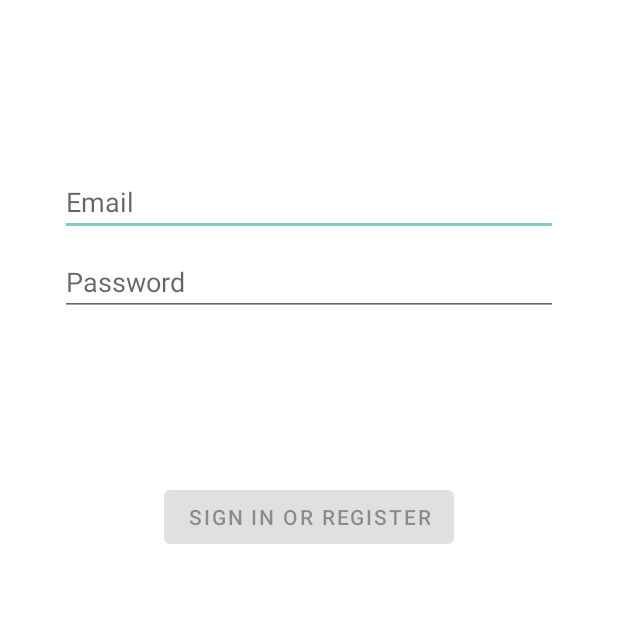
After one commit to jakobve/Cards, an Android app: the fragment LoginFragment shown on its own in the app's theme, on a phone screen of 412 x 824 dp, the top half of it. The commit adds this screen. Run offline under Robolectric (Android 15) with nearby library versions, the phone set to English and light mode, and no system bars.

Commit message:
ADD: Initial add of login fragment and autogenerated files

```diff
--- a/app/build.gradle
+++ b/app/build.gradle
@@ -29,6 +29,7 @@ android {
 
     buildFeatures {
         dataBinding true
+        viewBinding true
     }
 
     compileOptions {
@@ -57,6 +58,9 @@ dependencies {
     implementation fileTree(dir: 'libs', include: ['*.jar'])
     implementation 'com.github.PhilJay:MPAndroidChart:v3.1.0'
     implementation 'androidx.preference:preference:1.2.0'
+    implementation 'androidx.annotation:annotation:1.3.0'
+    implementation 'androidx.lifecycle:lifecycle-livedata-ktx:2.6.1'
+    implementation 'androidx.lifecycle:lifecycle-viewmodel-ktx:2.6.1'
     testImplementation 'junit:junit:4.13.2'
     androidTestImplementation 'androidx.test.ext:junit:1.1.5'
     androidTestImplementation 'androidx.test.espresso:espresso-core:3.5.1'
--- /dev/null
+++ b/app/src/main/java/es/uam/eps/dadm/cards/ui/login/LoginFragment.kt
@@ -0,0 +1,131 @@
+package es.uam.eps.dadm.cards.ui.login
+
+import androidx.lifecycle.Observer
+import androidx.lifecycle.ViewModelProvider
+import androidx.annotation.StringRes
+import androidx.fragment.app.Fragment
+import android.os.Bundle
+import android.text.Editable
+import android.text.TextWatcher
+import android.view.LayoutInflater
+import android.view.View
+import android.view.ViewGroup
+import android.view.inputmethod.EditorInfo
+import android.widget.Button
+import android.widget.EditText
+import android.widget.ProgressBar
+import android.widget.Toast
+import es.uam.eps.dadm.cards.databinding.FragmentLoginBinding
+
+import es.uam.eps.dadm.cards.R
+
+class LoginFragment : Fragment() {
+
+    private lateinit var loginViewModel: LoginViewModel
+    private var _binding: FragmentLoginBinding? = null
+
+    // This property is only valid between onCreateView and
+    // onDestroyView.
+    private val binding get() = _binding!!
+
+    override fun onCreateView(
+        inflater: LayoutInflater,
+        container: ViewGroup?,
+        savedInstanceState: Bundle?
+    ): View? {
+
+        _binding = FragmentLoginBinding.inflate(inflater, container, false)
+        return binding.root
+
+    }
+
+    override fun onViewCreated(view: View, savedInstanceState: Bundle?) {
+        super.onViewCreated(view, savedInstanceState)
+        loginViewModel = ViewModelProvider(this, LoginViewModelFactory())
+            .get(LoginViewModel::class.java)
+
+        val usernameEditText = binding.username
+        val passwordEditText = binding.password
+        val loginButton = binding.login
+        val loadingProgressBar = binding.loading
+
+        loginViewModel.loginFormState.observe(viewLifecycleOwner,
+            Observer { loginFormState ->
+                if (loginFormState == null) {
+                    return@Observer
+                }
+                loginButton.isEnabled = loginFormState.isDataValid
+                loginFormState.usernameError?.let {
+                    usernameEditText.error = getString(it)
+                }
+                loginFormState.passwordError?.let {
+                    passwordEditText.error = getString(it)
+                }
+            })
+
+        loginViewModel.loginResult.observe(viewLifecycleOwner,
+            Observer { loginResult ->
+                loginResult ?: return@Observer
+                loadingProgressBar.visibility = View.GONE
+                loginResult.error?.let {
+                    showLoginFailed(it)
+                }
+                loginResult.success?.let {
+                    updateUiWithUser(it)
+                }
+            })
+
+        val afterTextChangedListener = object : TextWatcher {
+            override fun beforeTextChanged(s: CharSequence, start: Int, count: Int, after: Int) {
+                // ignore
+            }
+
+            override fun onTextChanged(s: CharSequence, start: Int, before: Int, count: Int) {
+                // ignore
+            }
+
+            override fun afterTextChanged(s: Editable) {
+                loginViewModel.loginDataChanged(
+                    usernameEditText.text.toString(),
+                    passwordEditText.text.toString()
+                )
+            }
+        }
+        usernameEditText.addTextChangedListener(afterTextChangedListener)
+        passwordEditText.addTextChangedListener(afterTextChangedListener)
+        passwordEditText.setOnEditorActionListener { _, actionId, _ ->
+            if (actionId == EditorInfo.IME_ACTION_DONE) {
+                loginViewModel.login(
+                    usernameEditText.text.toString(),
+                    passwordEditText.text.toString()
+                )
+            }
+            false
+        }
+
+        loginButton.setOnClickListener {
+            loadingProgressBar.visibility = View.VISIBLE
+            loginViewModel.login(
+                usernameEditText.text.toString(),
+                passwordEditText.text.toString()
+            )
+        }
+    }
+
+    private fun updateUiWithUser(model: LoggedInUserView) {
+        val welcome = getString(R.string.welcome) + model.displayName
+        // TODO : initiate successful logged in experience
+        val appContext = context?.applicationContext ?: return
+        Toast.makeText(appContext, welcome, Toast.LENGTH_LONG).show()
+    }
+
+    private fun showLoginFailed(@StringRes errorString: Int) {
+        val appContext = context?.applicationContext ?: return
+        Toast.makeText(appContext, errorString, Toast.LENGTH_LONG).show()
+    }
+
+    override fun onDestroyView() {
+        super.onDestroyView()
+        _binding = null
+    }
+}
--- /dev/null
+++ b/app/src/main/java/es/uam/eps/dadm/cards/ui/login/LoginViewModelFactory.kt
@@ -0,0 +1,25 @@
+package es.uam.eps.dadm.cards.ui.login
+
+import androidx.lifecycle.ViewModel
+import androidx.lifecycle.ViewModelProvider
+import es.uam.eps.dadm.cards.data.LoginDataSource
+import es.uam.eps.dadm.cards.data.LoginRepository
+
+/**
+ * ViewModel provider factory to instantiate LoginViewModel.
+ * Required given LoginViewModel has a non-empty constructor
+ */
+class LoginViewModelFactory : ViewModelProvider.Factory {
+
+    @Suppress("UNCHECKED_CAST")
+    override fun <T : ViewModel> create(modelClass: Class<T>): T {
+        if (modelClass.isAssignableFrom(LoginViewModel::class.java)) {
+            return LoginViewModel(
+                loginRepository = LoginRepository(
+                    dataSource = LoginDataSource()
+                )
+            ) as T
+        }
+        throw IllegalArgumentException("Unknown ViewModel class")
+    }
+}
--- /dev/null
+++ b/app/src/main/res/layout/fragment_login.xml
@@ -0,0 +1,78 @@
+<?xml version="1.0" encoding="utf-8"?>
+<androidx.constraintlayout.widget.ConstraintLayout xmlns:android="http://schemas.android.com/apk/res/android"
+    xmlns:app="http://schemas.android.com/apk/res-auto"
+    xmlns:tools="http://schemas.android.com/tools"
+    android:id="@+id/container"
+    android:layout_width="match_parent"
+    android:layout_height="match_parent"
+    android:paddingLeft="@dimen/fragment_horizontal_margin"
+    android:paddingTop="@dimen/fragment_vertical_margin"
+    android:paddingRight="@dimen/fragment_horizontal_margin"
+    android:paddingBottom="@dimen/fragment_vertical_margin"
+    tools:context=".ui.login.LoginFragment">
+
+    <EditText
+        android:id="@+id/username"
+        android:layout_width="0dp"
+        android:layout_height="wrap_content"
+        android:layout_marginStart="24dp"
+        android:layout_marginTop="96dp"
+        android:layout_marginEnd="24dp"
+        android:autofillHints="@string/prompt_email"
+        android:hint="@string/prompt_email"
+        android:inputType="textEmailAddress"
+        android:selectAllOnFocus="true"
+        app:layout_constraintEnd_toEndOf="parent"
+        app:layout_constraintStart_toStartOf="parent"
+        app:layout_constraintTop_toTopOf="parent" />
+
+    <EditText
+        android:id="@+id/password"
+        android:layout_width="0dp"
+        android:layout_height="wrap_content"
+        android:layout_marginStart="24dp"
+        android:layout_marginTop="8dp"
+        android:layout_marginEnd="24dp"
+        android:autofillHints="@string/prompt_password"
+        android:hint="@string/prompt_password"
+        android:imeActionLabel="@string/action_sign_in_short"
+        android:imeOptions="actionDone"
+        android:inputType="textPassword"
+        android:selectAllOnFocus="true"
+        app:layout_constraintEnd_toEndOf="parent"
+        app:layout_constraintStart_toStartOf="parent"
+        app:layout_constraintTop_toBottomOf="@+id/username" />
+
+    <Button
+        android:id="@+id/login"
+        android:layout_width="wrap_content"
+        android:layout_height="wrap_content"
+        android:layout_gravity="start"
+        android:layout_marginStart="48dp"
+        android:layout_marginTop="16dp"
+        android:layout_marginEnd="48dp"
+        android:layout_marginBottom="64dp"
+        android:enabled="false"
+        android:text="@string/action_sign_in"
+        app:layout_constraintBottom_toBottomOf="parent"
+        app:layout_constraintEnd_toEndOf="parent"
+        app:layout_constraintStart_toStartOf="parent"
+        app:layout_constraintTop_toBottomOf="@+id/password"
+        app:layout_constraintVertical_bias="0.2" />
+
+    <ProgressBar
+        android:id="@+id/loading"
+        android:layout_width="wrap_content"
+        android:layout_height="wrap_content"
+        android:layout_gravity="center"
+        android:layout_marginStart="32dp"
+        android:layout_marginTop="64dp"
+        android:layout_marginEnd="32dp"
+        android:layout_marginBottom="64dp"
+        android:visibility="gone"
+        app:layout_constraintBottom_toBottomOf="parent"
+        app:layout_constraintEnd_toEndOf="@+id/password"
+        app:layout_constraintStart_toStartOf="@+id/password"
+        app:layout_constraintTop_toTopOf="parent"
+        app:layout_constraintVertical_bias="0.3" />
+</androidx.constraintlayout.widget.ConstraintLayout>
--- /dev/null
+++ b/app/src/main/res/values/dimens.xml
@@ -0,0 +1,5 @@
+<resources>
+    <!-- Default screen margins, per the Android Design guidelines. -->
+    <dimen name="fragment_horizontal_margin">16dp</dimen>
+    <dimen name="fragment_vertical_margin">16dp</dimen>
+</resources>
--- a/app/src/main/res/values/strings.xml
+++ b/app/src/main/res/values/strings.xml
@@ -157,4 +157,13 @@
     <string name="title_activity_settings">Settings</string>
     <string name="repetision_text_cards_list">Repetision</string>
     <string name="easiness_text_cards_list">Easiness</string>
+    <!-- Strings related to login -->
+    <string name="prompt_email">Email</string>
+    <string name="prompt_password">Password</string>
+    <string name="action_sign_in">Sign in or register</string>
+    <string name="action_sign_in_short">Sign in</string>
+    <string name="welcome">"Welcome!"</string>
+    <string name="invalid_username">Not a valid username</string>
+    <string name="invalid_password">Password must be >5 characters</string>
+    <string name="login_failed">"Login failed"</string>
 </resources>
```
Also changed, not shown: app/src/main/java/es/uam/eps/dadm/cards/data/LoginDataSource.kt (added, +24 -0 lines), app/src/main/java/es/uam/eps/dadm/cards/data/LoginRepository.kt (added, +46 -0 lines), app/src/main/java/es/uam/eps/dadm/cards/data/Result.kt (added, +18 -0 lines), app/src/main/java/es/uam/eps/dadm/cards/data/model/LoggedInUser.kt (added, +9 -0 lines), app/src/main/java/es/uam/eps/dadm/cards/ui/login/LoggedInUserView.kt (added, +9 -0 lines), app/src/main/java/es/uam/eps/dadm/cards/ui/login/LoginFormState.kt (added, +10 -0 lines), app/src/main/java/es/uam/eps/dadm/cards/ui/login/LoginResult.kt (added, +9 -0 lines), app/src/main/java/es/uam/eps/dadm/cards/ui/login/LoginViewModel.kt (added, +55 -0 lines).
